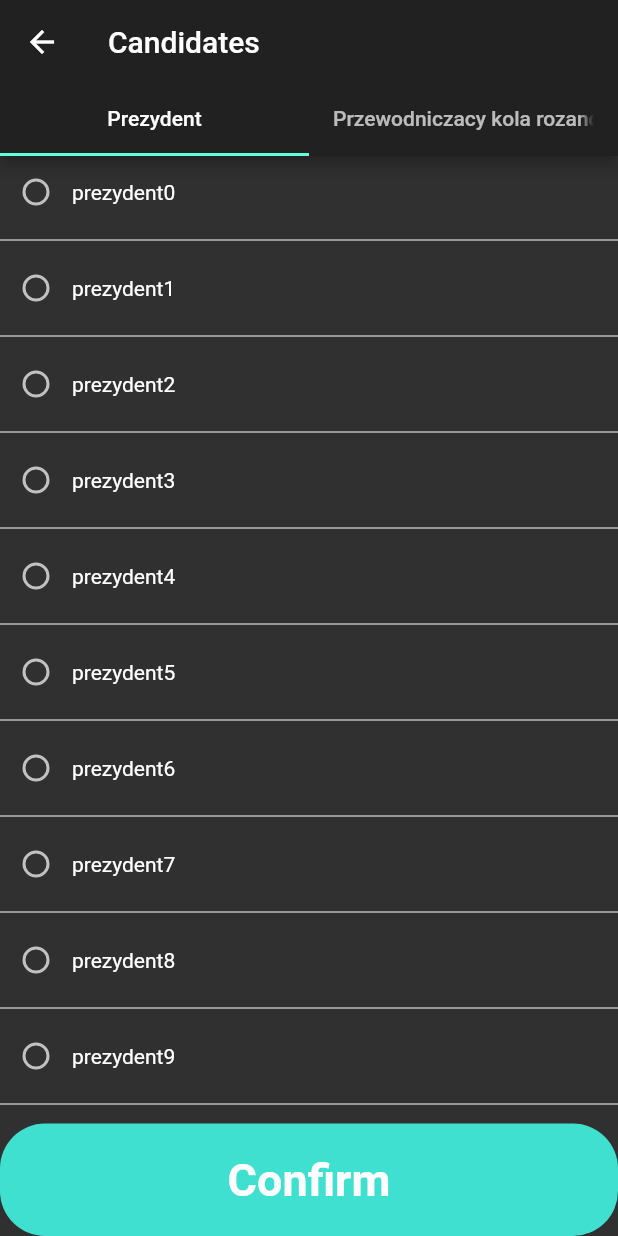
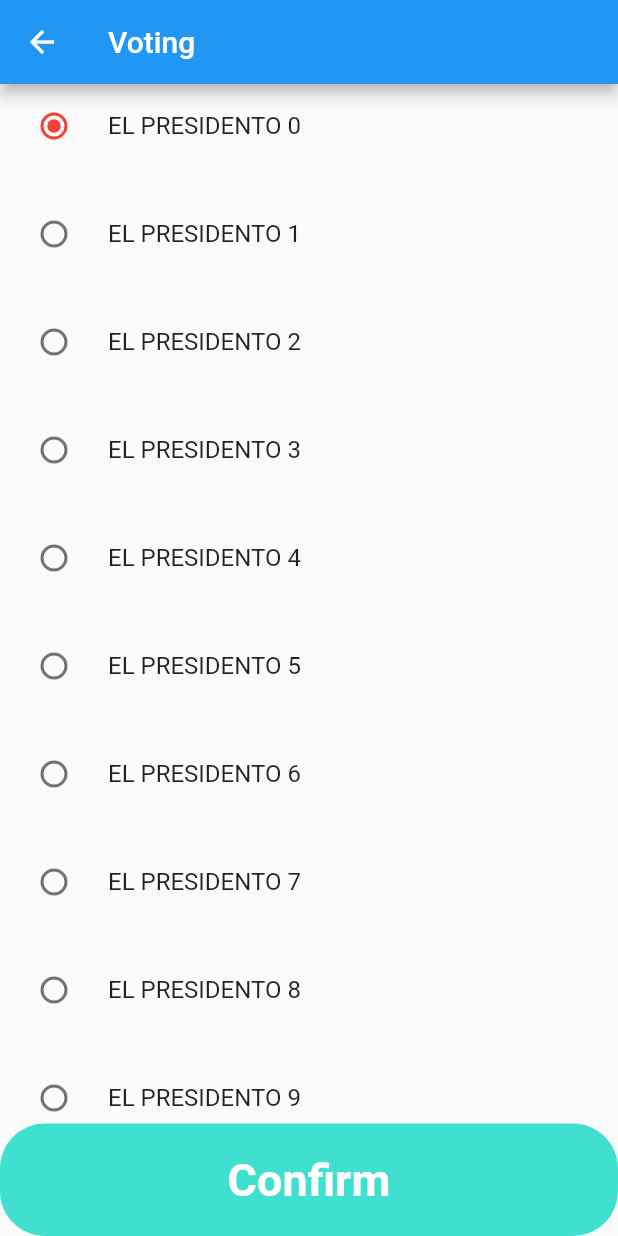
Before and after one commit to DooMLooRD/VotingApp, a Flutter app: the VotesPage screen opened by its route, on a phone screen of 412 x 824 dp. Run offline on Flutter 3.47's test engine with Material 2 defaults, Android fonts, the phone set to English and light mode, and no system bars.

Commit message:
Fix votes page

```diff
--- a/lib/main.dart
+++ b/lib/main.dart
@@ -18,7 +18,7 @@ class MainWindow extends StatelessWidget {
         '/code': (context) => HomePage(),
         '/vote': (context) => VotesPage()
       },
-      theme: ThemeData(brightness: Brightness.dark,),
+      theme: ThemeData(brightness: Brightness.light,),
       title: 'Voting App',
     );
   }
--- a/lib/pages/home.dart
+++ b/lib/pages/home.dart
@@ -24,8 +24,8 @@ class HomePage extends StatelessWidget {
             Container(
               alignment: Alignment.center,
               padding: EdgeInsets.all(20),
-              child: Text(
-                '3456789',
+              child: TextFormField(
+
                 style: TextStyle(fontSize: 50),
               ),
             ),
--- a/lib/pages/votes.dart
+++ b/lib/pages/votes.dart
@@ -1,100 +1,20 @@
 import 'package:flutter/material.dart';
 import '../widgets/green_button.dart';
+import '../pages/votes_test.dart';
 
 class VotesPage extends StatefulWidget {
   @override
   VotePageState createState() => new VotePageState();
 }
 
-class VotePageState extends State<VotesPage>{
+class VotePageState extends State<VotesPage> {
   @override
-  final List<Row> candidates1 = [];
-  final List<String> candidates2 = [];
-  Widget test1;
-  Widget test2;
-  int _radioValue = -1;
-
-  void _handleRadioValueChange(int value) {
-    setState(() {
-      _radioValue = value;
-    });
-  }
-
-
-  VotePageState() {
-    for (var i = 0; i < 50; i++) {
-      candidates1.add(
-          Row(
-            children: <Widget>[
-              Radio(
-                value: i,
-                onChanged: _handleRadioValueChange,
-                groupValue: _radioValue
-              ),
-              Text('prezydent' + i.toString())
-            ],
-          )
-      );
-      if (i < 30) candidates2.add('candidate' + i.toString());
-    }
-    test1 = Column(
-      children: <Widget>[
-        Expanded(
-          child: ListView.separated(
-            separatorBuilder: (context, index) => Divider(
-                  color: Colors.white,
-                ),
-            itemBuilder: _buildProductItem1,
-            itemCount: candidates1.length,
-          ),
-        ),
-        GreenButton(action: () => {}, content: 'Confirm')
-      ],
-    );
-
-    test2 = ListView.separated(
-      separatorBuilder: (context, index) => Divider(
-            color: Colors.white,
-          ),
-      itemBuilder: _buildProductItem2,
-      itemCount: candidates2.length,
+  Widget build(BuildContext context) {
+    return Scaffold(
+      appBar: AppBar(
+        title: Text("Voting"),
+      ),
+      body: new VotesPageTest(),
     );
   }
-  Widget _buildProductItem1(BuildContext context, int index) {
-    return Column(
-      children: <Widget>[candidates1[index]],
-    );
-  }
-
-  Widget _buildProductItem2(BuildContext context, int index) {
-    return Column(
-      children: <Widget>[Text(candidates2[index])],
-    );
-  }
-
-  @override
-  Widget build(BuildContext context) {
-    return DefaultTabController(
-      length: 2,
-      child: Scaffold(
-        appBar: AppBar(
-          title: Text('Candidates'),
-          bottom: TabBar(
-            tabs: <Widget>[
-              Tab(
-                text: 'Prezydent',
-              ),
-              Tab(
-                text: 'Przewodniczacy kola rozancowego',
-              ),
-            ],
-          ),
-        ),
-        body: TabBarView(
-          children: <Widget>[test1, test2],
-        ),
-      ),
-    );
-  }
-
 }
--- /dev/null
+++ b/lib/pages/votes_test.dart
@@ -0,0 +1,61 @@
+import 'package:flutter/material.dart';
+import '../widgets/green_button.dart';
+
+class VotesPageTest extends StatefulWidget {
+  @override
+  VotePageStateTest createState() => new VotePageStateTest();
+}
+
+class VotePageStateTest extends State<VotesPageTest> {
+
+  int _radioValue = 0;
+
+  void _handleRadioValueChange(int value) {
+    setState(() {
+      _radioValue = value;
+    });
+    print(_radioValue);
+  }
+
+  Widget _buildProductItem(BuildContext context, int index) {
+    return Column(
+      children: <Widget>[makeRadios()[index]],
+    );
+  }
+  List<Widget> makeRadios(){
+    List<Widget> candidates = new List<Widget>();
+     for (var i = 0; i < 50; i++) {
+      candidates.add(new RadioListTile(
+        value: i,
+        title: new Text('EL PRESIDENTO $i'),
+        groupValue: _radioValue,
+        onChanged: (int value) {
+          _handleRadioValueChange(value);
+        },
+        activeColor: Colors.red,
+      ));
+    }
+    return candidates;
+  }
+  VotePageStateTest() {
+
+  }
+
+  @override
+  Widget build(BuildContext context) {
+    return Column(
+      children: <Widget>[
+        Expanded(
+          child: ListView.separated(
+            separatorBuilder: (context, index) => Divider(
+                  color: Colors.white,
+                ),
+            itemBuilder: _buildProductItem,
+            itemCount: makeRadios().length,
+          ),
+        ),
+        GreenButton(action: () => {}, content: 'Confirm')
+      ],
+    );
+  }
+}
--- a/pubspec.yaml
+++ b/pubspec.yaml
@@ -17,6 +17,7 @@ environment:
   sdk: ">=2.1.0 <3.0.0"
 
 dependencies:
+  observable: ^0.22.2
   flutter:
     sdk: flutter
 
```
Also changed, not shown: pubspec.lock, 1 other file.
